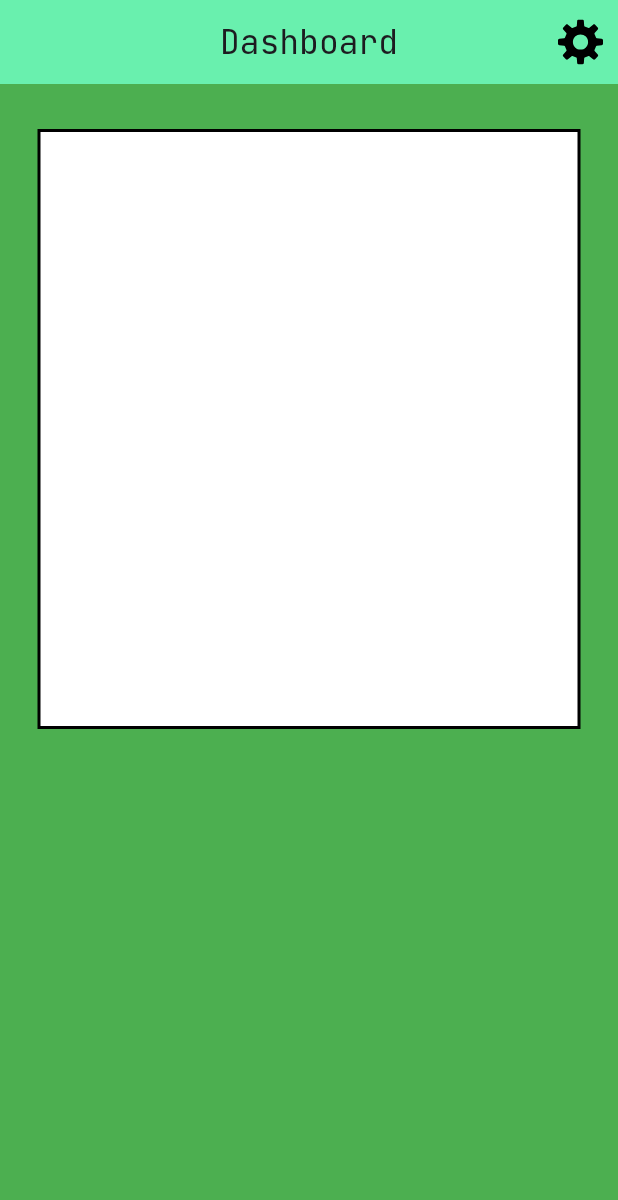
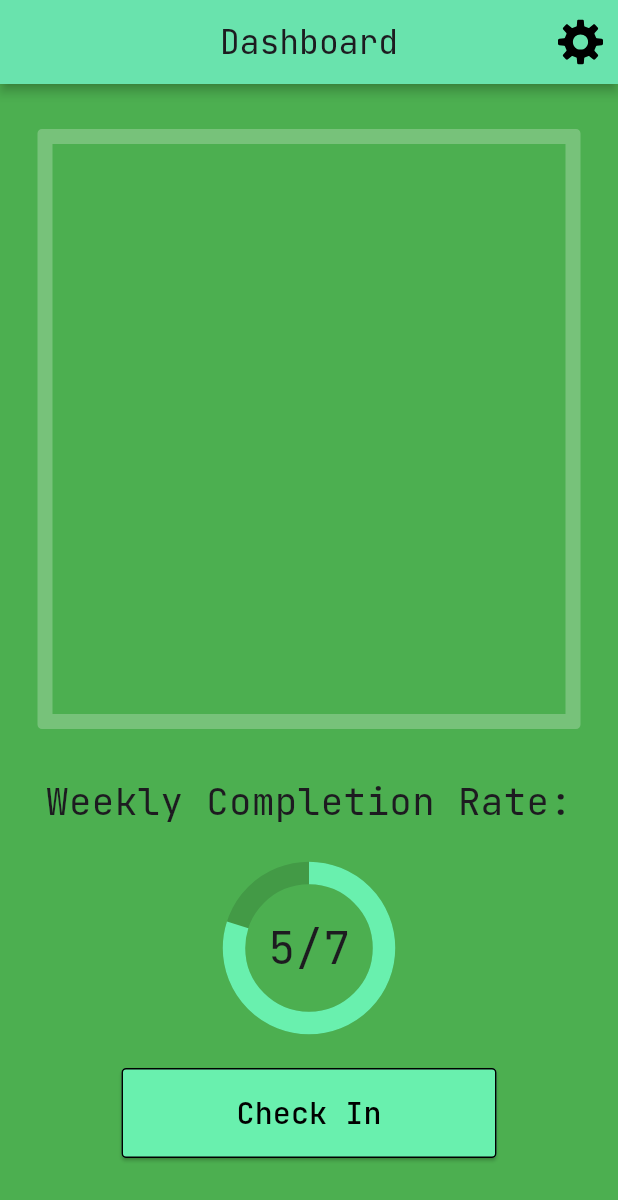
Before and after one commit to arahman-25/P1_habit_mastery_app, a Flutter app: the screen it shows after launch, on a phone screen of 412 x 824 dp. Shown: the top 1200 px of the screen. Run offline on Flutter 3.47's test engine with Material 3 defaults, Android fonts, the phone set to English and light mode, and no system bars; our stand-ins replace flutter_svg, google_fonts.

Commit message:
Implemented weekly progress bar and check in (visuals only, no functionality yet)

```diff
--- a/habit_mastery_app/lib/dashboard.dart
+++ b/habit_mastery_app/lib/dashboard.dart
@@ -12,6 +12,8 @@ class Dashboard extends StatelessWidget {
       backgroundColor: Colors.green,
       appBar: AppBar(
         backgroundColor: Colors.greenAccent,
+        shadowColor: Colors.black,
+        elevation: 3,
         title: Text(
           'Dashboard',
           style: GoogleFonts.jetBrainsMono(),
@@ -29,10 +31,57 @@ class Dashboard extends StatelessWidget {
             width: 400,
             margin: EdgeInsets.only(top: 30, left: 25, right: 25),
             decoration: BoxDecoration(
-              color: Colors.white,
-              border: BoxBorder.all(color: Colors.black, width: 2)
+              border: BoxBorder.all(color: Colors.white24, width: 10),
+              borderRadius: BorderRadiusGeometry.circular(3)
             )
-          )
+          ),
+          SizedBox(height: 30),
+          Text(
+            'Weekly Completion Rate:',
+            style: GoogleFonts.jetBrainsMono(
+              fontSize: 25
+            ),
+          ),
+          SizedBox(height: 30),
+          Stack(
+            alignment: AlignmentDirectional.center,
+            children: [
+              CircularProgressIndicator(
+                value: 0.8,
+                constraints: BoxConstraints(
+                  minWidth: 100,
+                  minHeight: 100
+                ),
+                strokeWidth: 15,
+                color: Colors.greenAccent,
+                backgroundColor: Colors.black12,
+              ),
+              Text(
+                '5/7',
+                style: GoogleFonts.jetBrainsMono(
+                fontSize: 30
+                )
+              )
+            ]
+          ),
+          SizedBox(height: 30),
+          ElevatedButton(
+            onPressed: () {},
+            style: ButtonStyle(
+              backgroundColor: WidgetStatePropertyAll(Colors.greenAccent),
+              minimumSize: WidgetStatePropertyAll(Size(250, 60)),
+              side: WidgetStatePropertyAll(BorderSide()),
+              shape: WidgetStatePropertyAll(
+                RoundedRectangleBorder(
+                  borderRadius: BorderRadiusGeometry.circular(3)))
+            ),
+            child: Text(
+              'Check In',
+              style: GoogleFonts.jetBrainsMono(
+                color: Colors.black,
+                fontSize: 20)
+            )
+          ),
         ],
       )
     );
@@ -74,7 +123,7 @@ class SettingButtonState extends State<SettingButton> {
         padding: EdgeInsets.all(5),
         alignment: Alignment.center,
         decoration: BoxDecoration(
-          color: _isHovered ? Colors.green : Colors.greenAccent,
+          color: _isHovered ? Colors.greenAccent : Colors.transparent,
           borderRadius: BorderRadius.circular(2)
         ),
         child: SvgPicture.asset(
--- a/habit_mastery_app/lib/settings.dart
+++ b/habit_mastery_app/lib/settings.dart
@@ -9,6 +9,8 @@ class Settings extends StatelessWidget {
     return Scaffold(
       appBar: AppBar(
         backgroundColor: Colors.greenAccent,
+        shadowColor: Colors.black,
+        elevation: 3,
         title: Text(
           'Settings',
           style: GoogleFonts.jetBrainsMono(),
--- a/habit_mastery_app/pubspec.yaml
+++ b/habit_mastery_app/pubspec.yaml
@@ -33,9 +33,10 @@ dependencies:
 
   # The following adds the Cupertino Icons font to your application.
   # Use with the CupertinoIcons class for iOS style icons.
-  cupertino_icons: ^1.0.8
+  cupertino_icons: ^2.0.0
   google_fonts: ^9.0.0
   flutter_svg: ^2.3.0
+  rive: ^0.14.11
 
 dev_dependencies:
   flutter_test:
```
Also changed, not shown: habit_mastery_app/pubspec.lock, 5 other files.
